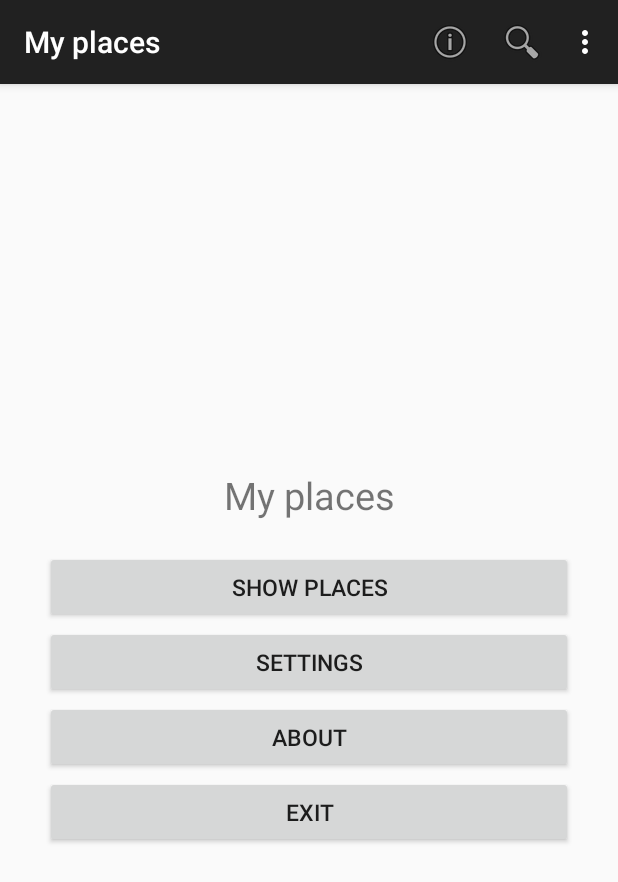
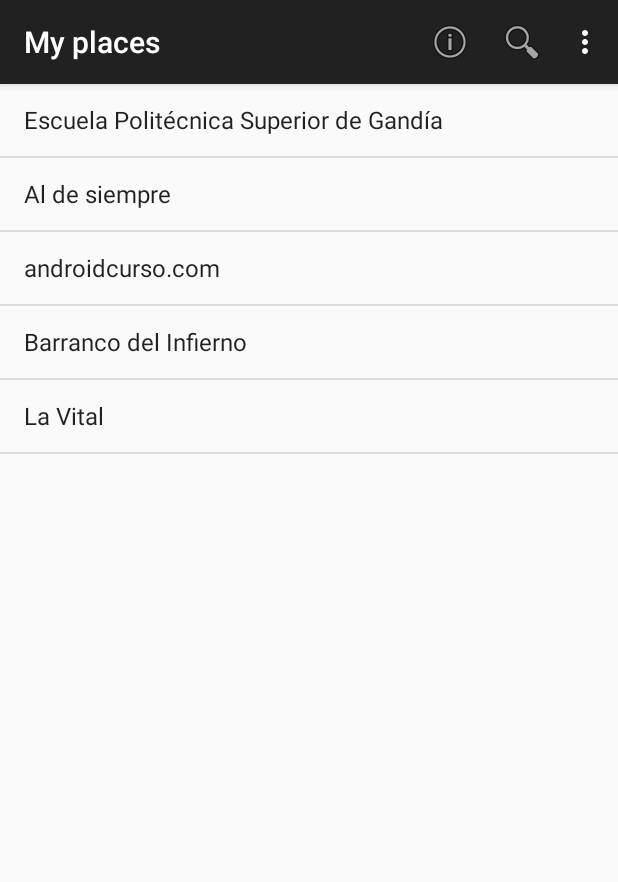
Before and after one commit to dieprane/MisLugares, an Android app: the screen it shows after launch (MainActivity), on a phone screen of 412 x 824 dp. Shown: the top 882 px of the screen. Run offline under Robolectric (Android 15) with nearby library versions, the phone set to English and light mode, and no system bars.

Commit message:
Unidad 5 - ListView en MainActivity solo con texto plano

```diff
--- a/app/build.gradle
+++ b/app/build.gradle
@@ -6,7 +6,7 @@ android {
 
     defaultConfig {
         applicationId "org.example.mislugares"
-        minSdkVersion 9
+        minSdkVersion 14
         targetSdkVersion 22
         versionCode 1
         versionName "1.0"
--- a/app/src/main/java/org/example/mislugares/Lugares.java
+++ b/app/src/main/java/org/example/mislugares/Lugares.java
@@ -67,4 +67,12 @@ public class Lugares {
 
         return lugares;
     }
+
+    static List listaNombres(){
+        ArrayList resultado = new ArrayList();
+        for (Lugar lugar:vectorLugares){
+            resultado.add(lugar.getNombre());
+        }
+        return resultado;
+    }
 }
--- a/app/src/main/java/org/example/mislugares/MainActivity.java
+++ b/app/src/main/java/org/example/mislugares/MainActivity.java
@@ -1,6 +1,5 @@
 package org.example.mislugares;
 
-import android.app.Activity;
 import android.content.DialogInterface;
 import android.content.Intent;
 import android.content.SharedPreferences;
@@ -11,31 +10,25 @@ import android.support.v7.app.AlertDialog;
 import android.view.Menu;
 import android.view.MenuItem;
 import android.view.View;
-import android.widget.Button;
+import android.widget.ArrayAdapter;
+import android.widget.BaseAdapter;
 import android.widget.EditText;
+import android.widget.ListView;
 import android.widget.Toast;
 
 
 public class MainActivity extends ActionBarActivity {
-    private Button bAcercaDe;
-    private Button bSalir;
+    public BaseAdapter adaptador;
 
     @Override
     protected void onCreate(Bundle savedInstanceState) {
         super.onCreate(savedInstanceState);
         setContentView(R.layout.activity_main);
-        bAcercaDe =(Button) findViewById(R.id.button3);
-        bAcercaDe.setOnClickListener(new View.OnClickListener() {
-            public void onClick(View view) {
-                lanzarAcercaDe(null);
-            }
-        });
-        bSalir =(Button) findViewById(R.id.button4);
-        bSalir.setOnClickListener(new View.OnClickListener() {
-            public void onClick(View view) {
-                finish();
-            }
-        });
+        adaptador = new ArrayAdapter(this,
+                android.R.layout.simple_list_item_1,
+                Lugares.listaNombres());
+        ListView listView = (ListView) findViewById(R.id.listView);
+        listView.setAdapter(adaptador);
     }
 
 
--- a/app/src/main/res/layout-land/activity_main.xml
+++ /dev/null
@@ -1,61 +0,0 @@
-<LinearLayout xmlns:android="http://schemas.android.com/apk/res/android"
-    xmlns:tools="http://schemas.android.com/tools"
-    android:layout_width="match_parent"
-    android:layout_height="match_parent"
-    android:padding="30dp"
-    tools:context=".MainActivity"
-    android:gravity="center"
-    android:orientation="vertical">
-
-    <TextView
-        android:layout_width="match_parent"
-        android:layout_height="wrap_content"
-        android:text="@string/app_name"
-        android:id="@+id/textView"
-        android:textSize="25sp"
-        android:gravity="center"
-        android:layout_marginBottom="20dp" />
-
-    <TableLayout
-        android:layout_width="fill_parent"
-        android:layout_height="fill_parent"
-        android:stretchColumns="*">
-
-        <TableRow
-            android:layout_width="fill_parent"
-            android:layout_height="fill_parent">
-
-            <Button
-                android:layout_width="match_parent"
-                android:layout_height="wrap_content"
-                android:text="@string/accion_mostrar"
-                android:id="@+id/button" />
-
-            <Button
-                android:layout_width="match_parent"
-                android:layout_height="wrap_content"
-                android:text="@string/accion_preferencias"
-                android:id="@+id/button2" />
-        </TableRow>
-
-        <TableRow
-            android:layout_width="fill_parent"
-            android:layout_height="fill_parent">
-
-            <Button
-                android:layout_width="match_parent"
-                android:layout_height="wrap_content"
-                android:text="@string/accion_acerca_de"
-                android:id="@+id/button3" />
-
-            <Button
-                android:layout_width="match_parent"
-                android:layout_height="wrap_content"
-                android:text="@string/accion_salir"
-                android:id="@+id/button4"
-                android:layout_weight="1" />
-        </TableRow>
-
-    </TableLayout>
-
-</LinearLayout>
--- a/app/src/main/res/layout-xlarge-land/activity_main.xml
+++ /dev/null
@@ -1,61 +0,0 @@
-<LinearLayout xmlns:android="http://schemas.android.com/apk/res/android"
-    xmlns:tools="http://schemas.android.com/tools"
-    android:layout_width="match_parent"
-    android:layout_height="match_parent"
-    android:padding="150dp"
-    tools:context=".MainActivity"
-    android:gravity="center"
-    android:orientation="vertical">
-
-    <TextView
-        android:layout_width="match_parent"
-        android:layout_height="wrap_content"
-        android:text="@string/app_name"
-        android:id="@+id/textView"
-        android:textSize="25sp"
-        android:gravity="center"
-        android:layout_marginBottom="20dp" />
-
-    <TableLayout
-        android:layout_width="fill_parent"
-        android:layout_height="fill_parent"
-        android:stretchColumns="*">
-
-        <TableRow
-            android:layout_width="fill_parent"
-            android:layout_height="fill_parent">
-
-            <Button
-                android:layout_width="match_parent"
-                android:layout_height="wrap_content"
-                android:text="@string/accion_mostrar"
-                android:id="@+id/button" />
-
-            <Button
-                android:layout_width="match_parent"
-                android:layout_height="wrap_content"
-                android:text="@string/accion_preferencias"
-                android:id="@+id/button2" />
-        </TableRow>
-
-        <TableRow
-            android:layout_width="fill_parent"
-            android:layout_height="fill_parent">
-
-            <Button
-                android:layout_width="match_parent"
-                android:layout_height="wrap_content"
-                android:text="@string/accion_acerca_de"
-                android:id="@+id/button3" />
-
-            <Button
-                android:layout_width="match_parent"
-                android:layout_height="wrap_content"
-                android:text="@string/accion_salir"
-                android:id="@+id/button4"
-                android:layout_weight="1" />
-        </TableRow>
-
-    </TableLayout>
-
-</LinearLayout>
--- a/app/src/main/res/layout/activity_main.xml
+++ b/app/src/main/res/layout/activity_main.xml
@@ -1,48 +1,10 @@
-<LinearLayout xmlns:android="http://schemas.android.com/apk/res/android"
-    xmlns:tools="http://schemas.android.com/tools"
+<LinearLayout
+    xmlns:android="http://schemas.android.com/apk/res/android"
     android:layout_width="match_parent"
-    android:layout_height="match_parent"
-    android:padding="30dp"
-    tools:context=".MainActivity"
-    android:orientation="vertical"
-    android:gravity="center">
-
-    <TextView
+    android:layout_height="match_parent">
+    <ListView
+        android:id="@+id/listView"
         android:layout_width="match_parent"
-        android:layout_height="wrap_content"
-        android:text="@string/app_name"
-        android:id="@+id/textView"
-        style="@style/EstiloTexto"/>
-
-    <Button
-        android:layout_width="match_parent"
-        android:layout_height="wrap_content"
-        android:text="@string/accion_mostrar"
-        android:id="@+id/button"
-        style="@style/EstiloTexto.Botones"
-        android:onClick="mostrarPreferencias" />
-
-    <Button
-        android:layout_width="match_parent"
-        android:layout_height="wrap_content"
-        android:text="@string/accion_preferencias"
-        android:id="@+id/button2"
-        style="@style/EstiloTexto.Botones"
-        android:onClick="lanzarPreferencias" />
-
-    <Button
-        android:layout_width="match_parent"
-        android:layout_height="wrap_content"
-        android:text="@string/accion_acerca_de"
-        android:id="@+id/button3"
-        style="@style/EstiloTexto.Botones"
-        android:onClick="lanzarAcercaDe" />
-
-    <Button
-        android:layout_width="match_parent"
-        android:layout_height="wrap_content"
-        android:text="@string/accion_salir"
-        android:id="@+id/button4"
-        style="@style/EstiloTexto.Botones"
-        android:onClick="salir" />
+        android:layout_height="match_parent"
+        android:drawSelectorOnTop="false" />
 </LinearLayout>
```
